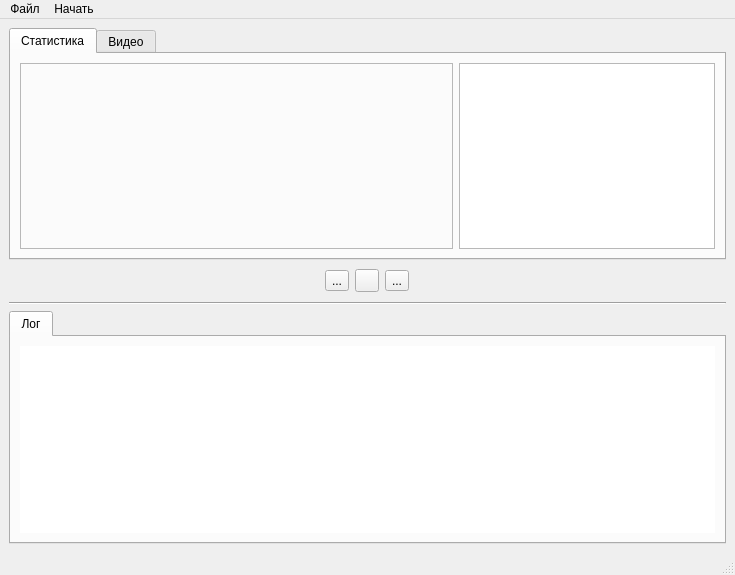
The window that view/MainWindow.ui (AlertRED/GUI-for-opencv) describes before a commit, drawn with Qt 5.
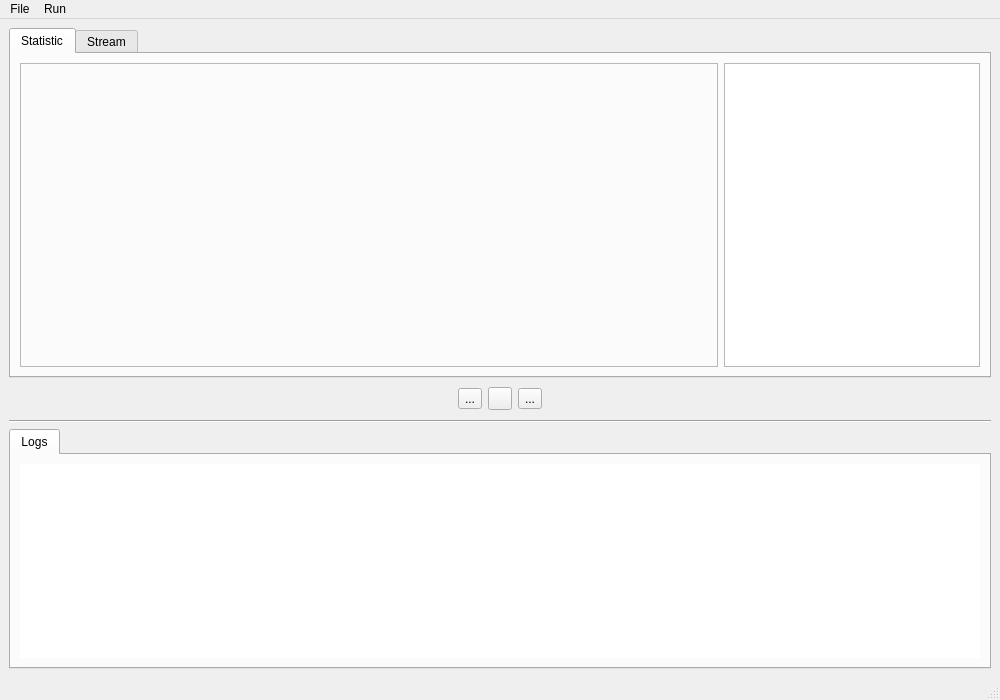
The same window after the commit. The open tabs and pages were chosen to show the change. Icons and pictures are not drawn. Custom widgets are drawn as their Qt base class.

```diff
--- a/view/MainWindow.ui
+++ b/view/MainWindow.ui
@@ -6,10 +6,16 @@
    <rect>
     <x>0</x>
     <y>0</y>
-    <width>735</width>
-    <height>575</height>
+    <width>1000</width>
+    <height>700</height>
    </rect>
   </property>
+  <property name="minimumSize">
+   <size>
+    <width>1000</width>
+    <height>700</height>
+   </size>
+  </property>
   <property name="windowTitle">
    <string>Traffic Viewer</string>
   </property>
@@ -20,24 +26,63 @@
    <layout class="QGridLayout" name="gridLayout">
     <item row="0" column="0">
      <widget class="QTabWidget" name="tabWidget_2">
+      <property name="sizePolicy">
+       <sizepolicy hsizetype="Expanding" vsizetype="Expanding">
+        <horstretch>0</horstretch>
+        <verstretch>0</verstretch>
+       </sizepolicy>
+      </property>
+      <property name="focusPolicy">
+       <enum>Qt::TabFocus</enum>
+      </property>
       <property name="currentIndex">
        <number>1</number>
       </property>
       <widget class="QWidget" name="tab_3">
        <attribute name="title">
-        <string>Статистика</string>
+        <string>Statistic</string>
        </attribute>
        <layout class="QGridLayout" name="gridLayout_4">
         <item row="0" column="0">
          <widget class="QFrame" name="frame">
+          <property name="sizePolicy">
+           <sizepolicy hsizetype="Expanding" vsizetype="Expanding">
+            <horstretch>0</horstretch>
+            <verstretch>0</verstretch>
+           </sizepolicy>
+          </property>
+          <property name="contextMenuPolicy">
+           <enum>Qt::NoContextMenu</enum>
+          </property>
+          <property name="autoFillBackground">
+           <bool>false</bool>
+          </property>
           <property name="frameShape">
            <enum>QFrame::StyledPanel</enum>
           </property>
           <property name="frameShadow">
            <enum>QFrame::Raised</enum>
           </property>
-          <layout class="QHBoxLayout" name="horizontalLayout_2">
-           <item>
+          <layout class="QGridLayout" name="gridLayout_5">
+           <property name="sizeConstraint">
+            <enum>QLayout::SetNoConstraint</enum>
+           </property>
+           <property name="leftMargin">
+            <number>0</number>
+           </property>
+           <property name="topMargin">
+            <number>0</number>
+           </property>
+           <property name="rightMargin">
+            <number>0</number>
+           </property>
+           <property name="bottomMargin">
+            <number>0</number>
+           </property>
+           <property name="spacing">
+            <number>0</number>
+           </property>
+           <item row="0" column="0">
             <widget class="MplWidget" name="MplWidget" native="true">
              <property name="sizePolicy">
               <sizepolicy hsizetype="Preferred" vsizetype="Preferred">
@@ -45,6 +90,15 @@
                <verstretch>0</verstretch>
               </sizepolicy>
              </property>
+             <property name="minimumSize">
+              <size>
+               <width>100</width>
+               <height>100</height>
+              </size>
+             </property>
+             <property name="autoFillBackground">
+              <bool>false</bool>
+             </property>
             </widget>
            </item>
           </layout>
@@ -67,7 +121,7 @@
       </widget>
       <widget class="QWidget" name="tab_4">
        <attribute name="title">
-        <string>Видео</string>
+        <string>Stream</string>
        </attribute>
        <layout class="QGridLayout" name="gridLayout_3">
         <item row="0" column="0">
@@ -133,7 +187,7 @@
         </sizepolicy>
        </property>
        <attribute name="title">
-        <string>Лог</string>
+        <string>Logs</string>
        </attribute>
        <layout class="QGridLayout" name="gridLayout_2">
         <item row="0" column="0">
@@ -249,13 +303,13 @@
     <rect>
      <x>0</x>
      <y>0</y>
-     <width>735</width>
-     <height>21</height>
+     <width>1000</width>
+     <height>18</height>
     </rect>
    </property>
    <widget class="QMenu" name="menu">
     <property name="title">
-     <string>Файл</string>
+     <string>File</string>
     </property>
     <addaction name="action"/>
     <addaction name="action_5"/>
@@ -264,7 +318,7 @@
    </widget>
    <widget class="QMenu" name="menu_3">
     <property name="title">
-     <string>Начать</string>
+     <string>Run</string>
     </property>
     <addaction name="action_3"/>
    </widget>
```
Left out of the diff: 48 changed lines with no effect on the pictures.
